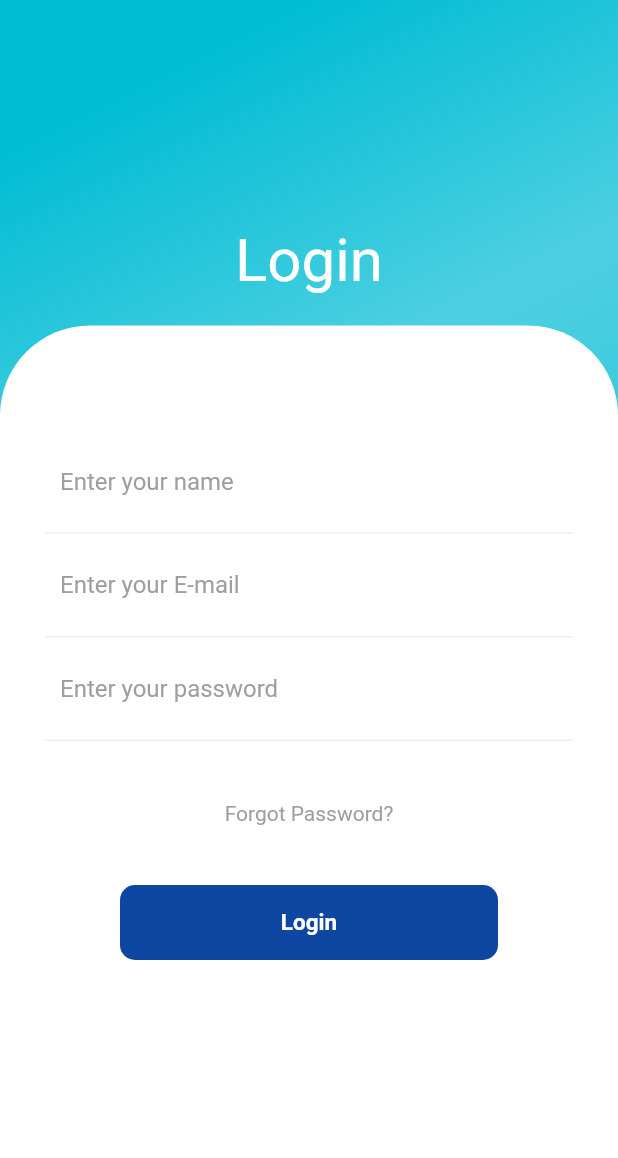
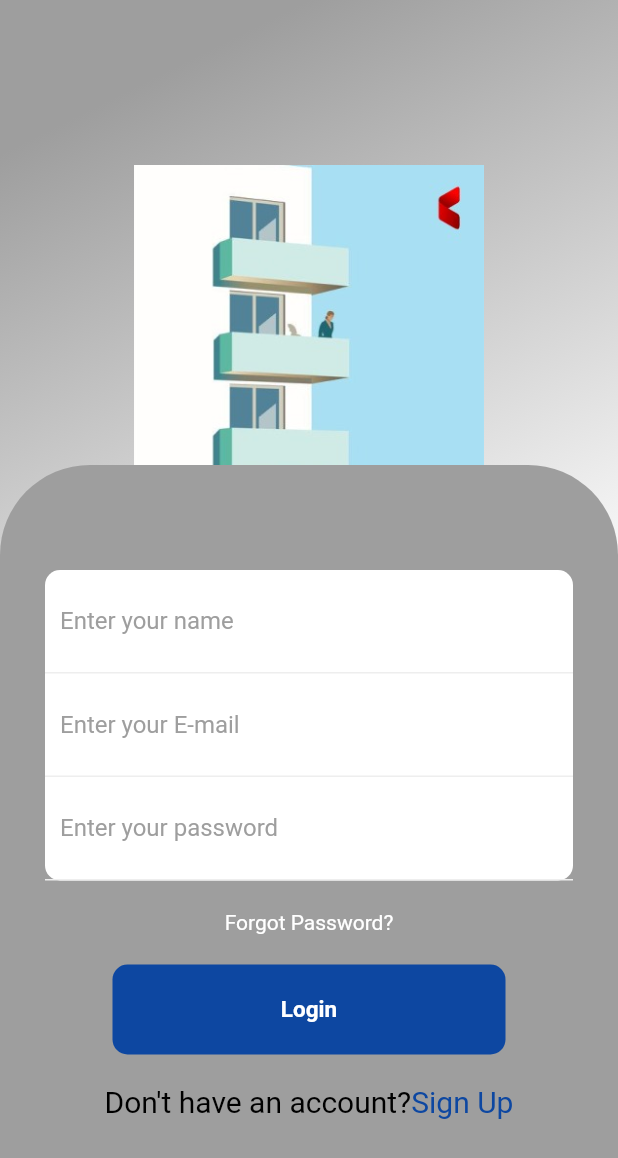
Before and after one commit to priyansh1211/4NerdyGuys, a Flutter app: the screen it shows after launch, on a phone screen of 412 x 824 dp. Shown: the top 1158 px of the screen. Run offline on Flutter 3.47's test engine with Material 2 defaults, Android fonts, the light colour scheme and no system bars; our stand-ins replace form_field_validator.

Commit message:
Login page design modified but some changes are required.

```diff
--- a/lib/pages/Button.dart
+++ b/lib/pages/Button.dart
@@ -1,4 +1,6 @@
+
 import 'package:flutter/material.dart';
+
 class Button extends StatefulWidget {
   const Button({Key? key}) : super(key: key);
 
@@ -10,18 +12,19 @@ class _ButtonState extends State<Button> {
   @override
   Widget build(BuildContext context) {
     return Container(
-      height: 50,
-      margin: EdgeInsets.symmetric(horizontal: 50),
+      height: 60,
+        margin: EdgeInsets.symmetric(horizontal: 45),
         decoration: BoxDecoration(
           color: Colors.blue.shade900,
           borderRadius: BorderRadius.circular(10.0),
         ),
       child: Center(
-        child: Text("Login",style: TextStyle(
+        child: Text("Login", style: TextStyle(
             color: Colors.white,
-          fontSize: 15,
-          fontWeight: FontWeight.bold
-        ),),
+            fontWeight: FontWeight.bold,
+            fontSize:15
+        ),
+        ),
       ),
       );
   }
--- a/lib/pages/Header.dart
+++ b/lib/pages/Header.dart
@@ -1,4 +1,5 @@
 import 'package:flutter/material.dart';
+
 class Header extends StatefulWidget {
   const Header({Key? key}) : super(key: key);
 
@@ -9,16 +10,10 @@ class Header extends StatefulWidget {
 class _HeaderState extends State<Header> {
   @override
   Widget build(BuildContext context) {
-    return Padding(
-        padding: EdgeInsets.all(20),
-    child: Column(
-      crossAxisAlignment: CrossAxisAlignment.start,
-      children: <Widget>[
-        Center(
-          child: Text("Login",style: TextStyle(color: Colors.white,fontSize: 40),),
-        ),
-      ],
-    ),
+    return Container(
+      child: ClipRRect(
+        child: Image.asset('assets/images/login_page_pic.jpeg',height: 200,),
+      ),
     );
   }
 }
--- a/lib/pages/InputField.dart
+++ b/lib/pages/InputField.dart
@@ -50,6 +50,7 @@ class _InputFieldState extends State<InputField> {
               )
           ),
           child: TextField(
+            obscureText: true,
             decoration: InputDecoration(
                 hintText: "Enter your password",
                 hintStyle: TextStyle(color: Colors.grey),
--- a/lib/pages/InputWrapper.dart
+++ b/lib/pages/InputWrapper.dart
@@ -22,13 +22,25 @@ Widget build(BuildContext context) {
             ),
             child: InputField(),
           ),
-          SizedBox(height: 40,),
-          Text("Forgot Password?",style: TextStyle(color: Colors.grey),
+          SizedBox(height: 20,),
+          Text("Forgot Password?",style: TextStyle(color: Colors.white),
           ),
-          SizedBox(height: 40,),
-          Button()
+          SizedBox(height: 20,),
+          Button(),
+          SizedBox(height: 20,),
+          Row(
+            mainAxisAlignment: MainAxisAlignment.center,
+            children: <Widget>[
+              Text('Don\'t have an account?',style: TextStyle(color: Colors.black,fontSize: 20),),
+              InkWell(
+                onTap: (){
+                  Navigator.pushNamed(context, 'SignUp');
+                },
+                child: Text('Sign Up',style: TextStyle(color: Colors.blue.shade900,fontSize: 20),),
+              )
+            ],
+          )
         ],
-
       ),
     );
   }
--- a/lib/pages/LoginPage.dart
+++ b/lib/pages/LoginPage.dart
@@ -1,7 +1,7 @@
-
 import 'package:flutter/material.dart';
 import 'package:flutter_app/pages/Header.dart';
 import 'package:flutter_app/pages/InputWrapper.dart';
+
 //import 'package:flutter_app/pages/home_page.dart';
 //import 'package:form_field_validator/form_field_validator.dart';
 
@@ -13,37 +13,31 @@ class LoginPage extends StatefulWidget {
 }
 
 class _LoginPageState extends State<LoginPage> {
-  //GlobalKey<FormState> formkey = GlobalKey<FormState>();
-
   @override
   Widget build(BuildContext context) {
     return Scaffold(
       body: Container(
         width: double.infinity,
         decoration: BoxDecoration(
-            gradient: LinearGradient(
-                begin: Alignment.topCenter,
-                colors: [
-                  Colors.cyan.shade500,
-                  Colors.cyan.shade300,
-                  Colors.cyan.shade400
-                ]
-            )
-        ),
+            gradient: LinearGradient(begin: Alignment.topCenter, colors: [
+          Colors.grey.shade500,
+          Colors.white,
+        ])),
         child: Column(
           children: <Widget>[
-            SizedBox(height: 130,),
-            Header(),
-            Expanded(child: Container(
-              decoration: BoxDecoration(
-                  color: Colors.white,
+            const SizedBox(
+              height: 110,
+            ),
+            const Header(),
+            Expanded(
+                child: Container(
+              decoration: const BoxDecoration(
+                  color: Colors.grey,
                   borderRadius: BorderRadius.only(
                       topLeft: Radius.circular(60),
-                      topRight: Radius.circular(60)
-                  )
-              ),
-              child: InputWrapper(),
-            ))
+                      topRight: Radius.circular(60))),
+              child: const InputWrapper(),
+            )),
           ],
         ),
       ),
```
Also changed, not shown: assets/images/login_page_pic.jpeg. Lines whose indentation alone changed are shown as unchanged.
